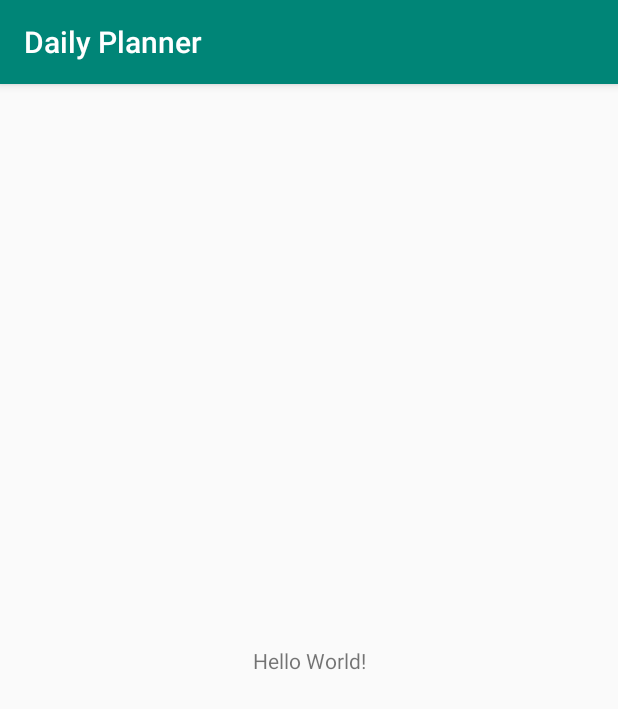
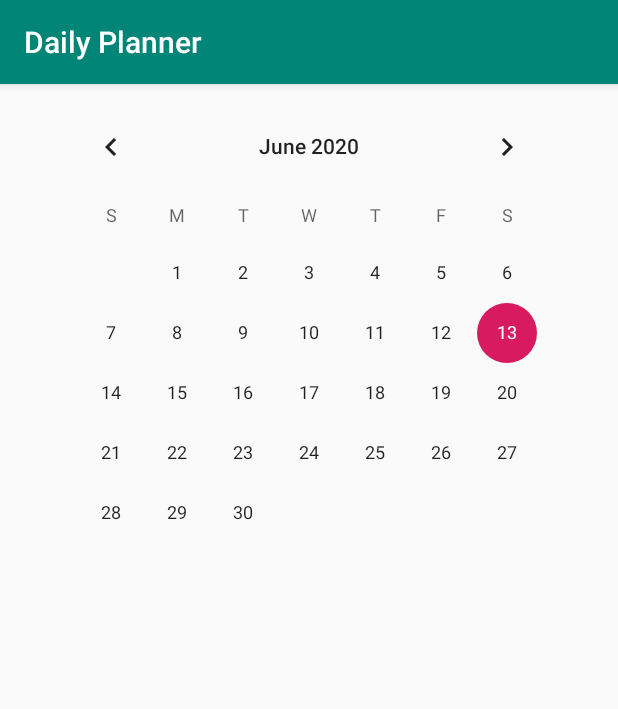
Before and after one commit to ZhiVV/DailyPlanner, an Android app: the screen it shows after launch (MainActivity), on a phone screen of 412 x 824 dp. Shown: the top 709 px of the screen. Run offline under Robolectric (Android 15) with nearby library versions, the phone set to English and light mode, and no system bars.

Commit message:
add widget calendarView

```diff
--- a/app/src/main/res/layout/activity_main.xml
+++ b/app/src/main/res/layout/activity_main.xml
@@ -6,13 +6,15 @@
     android:layout_height="match_parent"
     tools:context=".MainActivity">
 
-    <TextView
+
+    <CalendarView
+        android:id="@+id/calendarView"
         android:layout_width="wrap_content"
         android:layout_height="wrap_content"
-        android:text="Hello World!"
-        app:layout_constraintBottom_toBottomOf="parent"
-        app:layout_constraintLeft_toLeftOf="parent"
-        app:layout_constraintRight_toRightOf="parent"
+        android:layout_marginStart="8dp"
+        android:layout_marginTop="8dp"
+        android:layout_marginEnd="8dp"
+        app:layout_constraintEnd_toEndOf="parent"
+        app:layout_constraintStart_toStartOf="parent"
         app:layout_constraintTop_toTopOf="parent" />
-
 </androidx.constraintlayout.widget.ConstraintLayout>
```
Also changed, not shown: app/src/main/java/com/zhivv/dailyplanner/MainActivity.java (+20 -0 lines).
